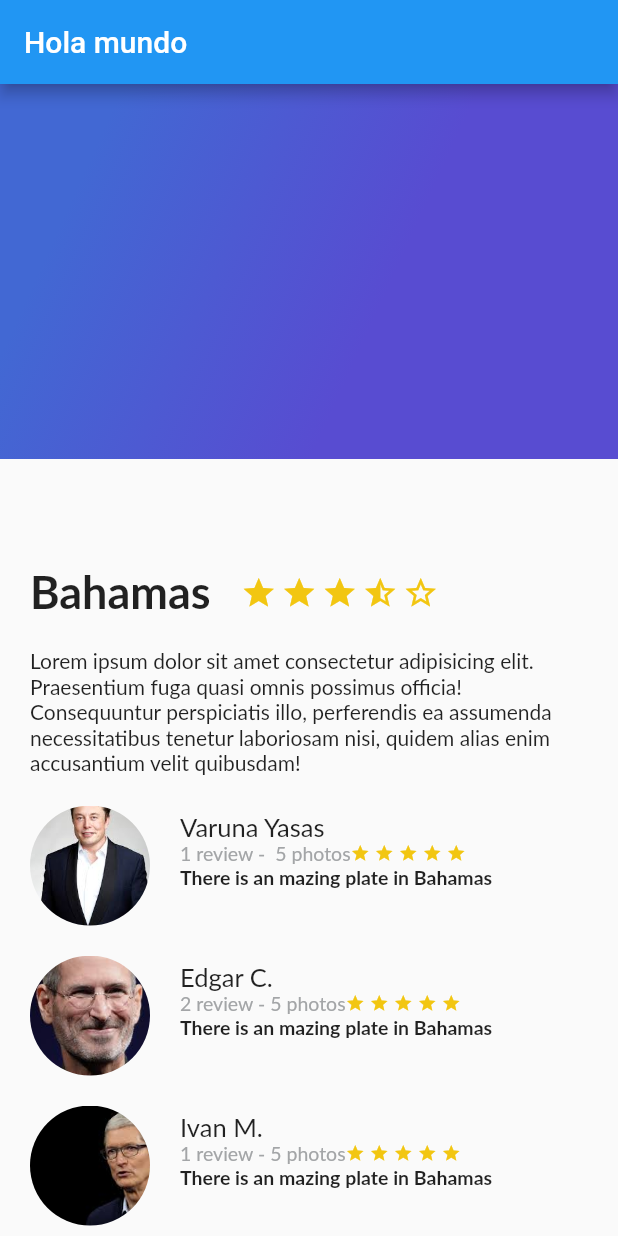
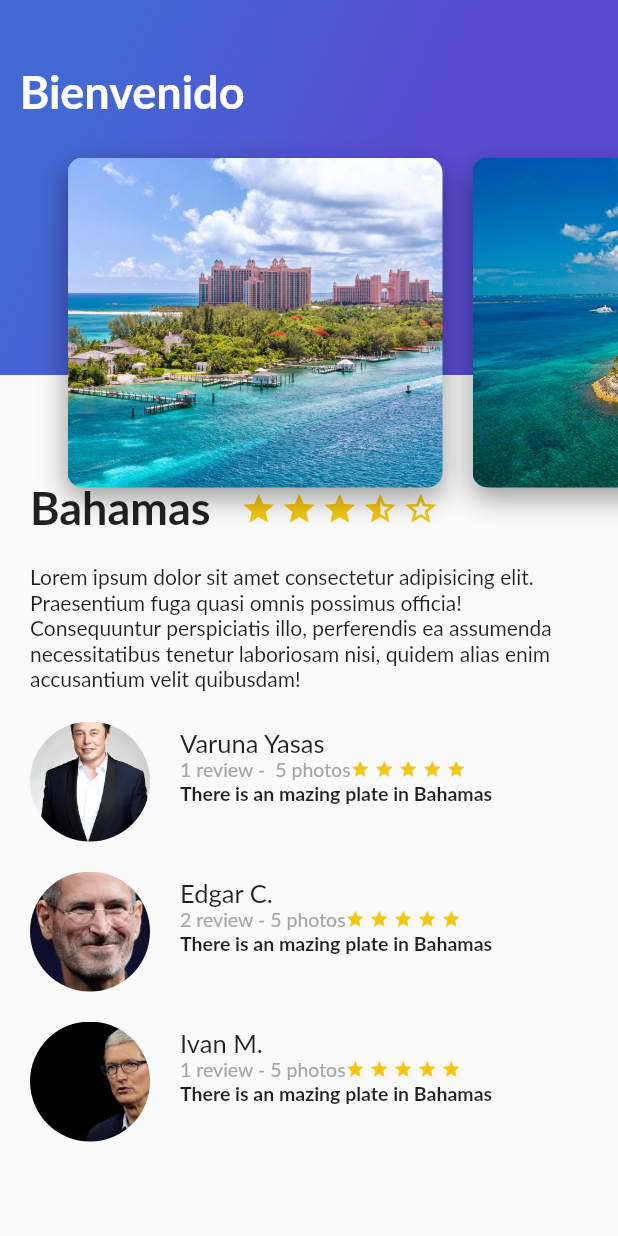
Before and after one commit to edg-ceron/review-trips-app, a Flutter app: the screen it shows after launch, on a phone screen of 412 x 824 dp. Run offline on Flutter 3.47's test engine with Material 2 defaults, Android fonts, the phone set to English and light mode, and no system bars; Roboto replaces fonts that are missing (Lato).

Commit message:
Se crea componente de header para mostar el componente de gradiente junto con un cardlistView para mostar las imagenes

```diff
--- /dev/null
+++ b/lib/button_primary.dart
@@ -0,0 +1,30 @@
+import 'package:flutter/material.dart';
+
+class ButtonPrimary extends StatelessWidget {
+  @override
+  Widget build(BuildContext context) {
+    // TODO: implement build
+    return InkWell(
+      child: Container(
+        margin: EdgeInsets.only(
+          top: 30.0,
+          left: 20.0,
+          right: 20.0
+        ),
+        height: 50.0,
+        width: 180.0,
+        decoration: BoxDecoration(
+          borderRadius: BorderRadius.circular(30.0),
+          gradient: LinearGradient(
+            colors: [
+              Color(0xFF4268D3),
+              Color(0xFF584CD1)
+            ],
+            begin: FractionalOffset(0.2, dy)
+          )
+        ),
+      ),
+    );
+  }
+
+}
--- /dev/null
+++ b/lib/card_image.dart
@@ -0,0 +1,36 @@
+import 'package:flutter/material.dart';
+
+class CardImage extends StatelessWidget {
+  String pathImage = "assets/img/bahamas.jpg";
+
+  CardImage(this.pathImage);
+
+  @override
+  Widget build(BuildContext context) {
+    // TODO: implement build
+    final card = Container(
+      height: 350.0,
+      width: 250.0,
+      margin: EdgeInsets.only(
+        top: 80.0,
+        left: 20.0
+      ),
+      decoration: BoxDecoration(
+        image: DecorationImage(
+          fit: BoxFit.cover,
+          image: AssetImage(pathImage)
+        ),
+        borderRadius: BorderRadius.all(Radius.circular(10.0)),
+        shape: BoxShape.rectangle,
+        boxShadow: <BoxShadow>[
+          BoxShadow(
+            color: Colors.black38,
+            blurRadius: 15.0,
+            offset: Offset(0.0, 7.0)
+          )
+        ]
+      ),
+    );
+    return card;
+  }
+}
--- /dev/null
+++ b/lib/card_image_list.dart
@@ -0,0 +1,24 @@
+import 'package:flutter/material.dart';
+import 'card_image.dart';
+
+class CardImageList extends StatelessWidget {
+  @override
+  Widget build(BuildContext context) {
+    // TODO: implement build
+    return Container (
+      height: 350.0,
+      child: ListView(
+        padding: EdgeInsets.all(25.0),
+        scrollDirection: Axis.horizontal,
+        children: <Widget>[
+          CardImage('assets/img/bahamas_1.jpg'),
+          CardImage('assets/img/bahamas.jpg'),
+          CardImage('assets/img/bahamas_2.jpg'),
+          CardImage('assets/img/bahamas_3.jpg'),
+          CardImage('assets/img/bahamas_4.jpg')
+        ],
+      ),
+    );
+  }
+
+}
--- a/lib/gradient_back.dart
+++ b/lib/gradient_back.dart
@@ -1,6 +1,8 @@
 import 'package:flutter/material.dart';
 
 class GradientBack extends StatelessWidget {
+  String title = "Popular";
+  GradientBack(this.title);
   @override
   Widget build(BuildContext context) {
     // TODO: implement build
@@ -18,6 +20,16 @@ class GradientBack extends StatelessWidget {
           tileMode: TileMode.clamp
         )
       ),
+      child: Text(
+        title,
+        style: TextStyle(
+          color: Colors.white,
+          fontSize: 30.0,
+          fontFamily: "Lato",
+          fontWeight: FontWeight.bold
+        ),
+      ),
+      alignment: Alignment(-0.9, -0.6),
     );
   }
 }
--- /dev/null
+++ b/lib/header_appbar.dart
@@ -0,0 +1,17 @@
+import 'package:flutter/material.dart';
+import 'package:trip_app/card_image_list.dart';
+import 'gradient_back.dart';
+
+class HeaderAppBar extends StatelessWidget {
+  @override
+  Widget build(BuildContext context) {
+    // TODO: implement build
+    return Stack(
+      children: <Widget>[
+        GradientBack('Bienvenido'),
+        CardImageList()
+      ],
+    );
+  }
+
+}
--- a/lib/main.dart
+++ b/lib/main.dart
@@ -2,6 +2,7 @@ import 'package:flutter/material.dart';
 import 'package:trip_app/description_place.dart';
 import 'package:trip_app/review_list.dart';
 import 'package:trip_app/gradient_back.dart';
+import 'header_appbar.dart';
 
 
 
@@ -27,9 +28,9 @@ class MyApp extends StatelessWidget {
         primarySwatch: Colors.blue,
       ),
       home: Scaffold(
-        appBar: AppBar(
-          title: Text('Hola mundo'),
-        ),
+        // appBar: AppBar(
+        //   title: Text('Hola mundo'),
+        // ),
         // body: Column(
         //   children: <Widget>[
 
@@ -43,7 +44,7 @@ class MyApp extends StatelessWidget {
                 ReviewList()
               ],
             ),
-            GradientBack(),
+            HeaderAppBar()
           ],
         ),
       ),
--- a/pubspec.yaml
+++ b/pubspec.yaml
@@ -72,6 +72,10 @@ flutter:
   # see https://flutter.dev/custom-fonts/#from-packages
   assets:
     - assets/img/bahamas.jpg
+    - assets/img/bahamas_1.jpg
+    - assets/img/bahamas_2.jpg
+    - assets/img/bahamas_3.jpg
+    - assets/img/bahamas_4.jpg
     - assets/img/avatar_1.jpeg
     - assets/img/avatar_2.jpeg
     - assets/img/avatar_3.jpeg
```
Also changed, not shown: assets/img/bahamas_1.jpg (added), assets/img/bahamas_2.jpg (added), assets/img/bahamas_3.jpg (added), assets/img/bahamas_4.jpg (added).
